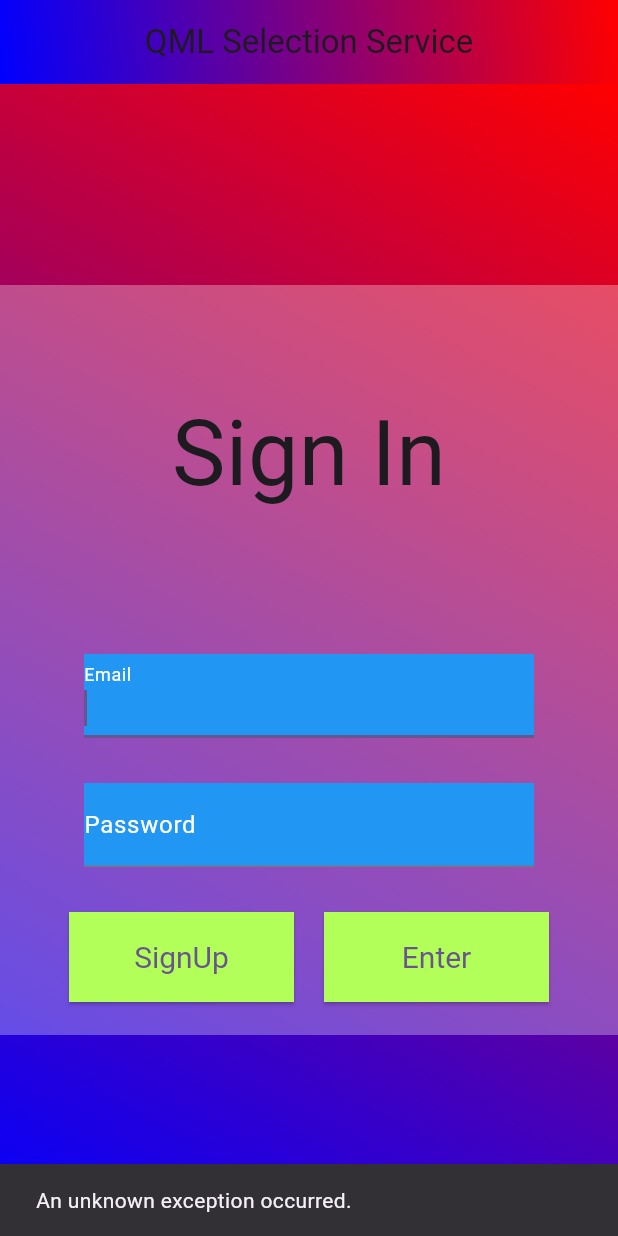
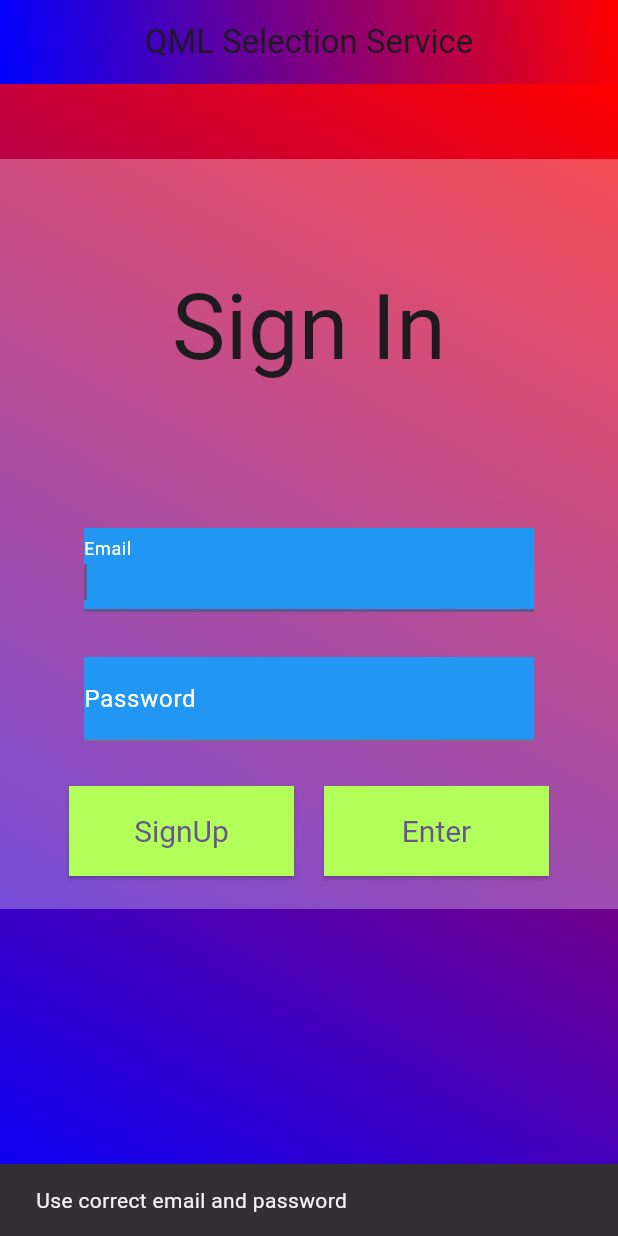
Before and after one commit to IU-Capstone-Project-2024/QML_selection_service, a Flutter app: the screen it shows after launch, after a tap on "Enter", on a phone screen of 412 x 824 dp. Run offline on Flutter 3.47's test engine with Material 3 defaults, Android fonts, the phone set to English and light mode, and no system bars; our stand-ins replace bloc, cloud_firestore, file_picker, firebase_auth, firebase_core, flutter_bloc and 4 more; missing offline and left inert: dart:html; accounts and stored records are empty; network calls fail; statements that could not run were skipped.

Commit message:
fix an error with page resizing

```diff
--- a/front/lib/app/view/app.dart
+++ b/front/lib/app/view/app.dart
@@ -14,7 +14,7 @@ class App extends StatelessWidget {
       child: BlocListener<AppBloc, AppState>(
         listener: (context, state) {
           if (state.isVerified) {
-            AppRouter.router.go('/home');
+            AppRouter.router.go('/home/${state.id}');
           } else {
             AppRouter.router.go('/login');
           }
--- a/front/lib/core/routing/app_router.dart
+++ b/front/lib/core/routing/app_router.dart
@@ -17,8 +17,10 @@ class AppRouter {
         builder: (context, state) => const SignupPage(),
       ),
       GoRoute(
-        path: '/home',
-        builder: (context, state) => const Navigation(),
+        path: '/home/:id',
+        builder: (context, state) {
+          return const Navigation();
+        },
       ),
     ],
   );
--- a/front/lib/core/routing/navigation.dart
+++ b/front/lib/core/routing/navigation.dart
@@ -8,8 +8,8 @@ extension NavigationManager on BuildContext {
     go('/login');
   }
 
-  void goToHomePage() {
-    go('/home');
+  void goToHomePage(String id) {
+    go('/home/$id');
   }
 
   void goToSignupPage() {
--- a/front/lib/features/authentication/domain/models/exceptions.dart
+++ b/front/lib/features/authentication/domain/models/exceptions.dart
@@ -1,7 +1,7 @@
 /// Thrown during the sign up process is a failure occurs.
 class SignUpWithEmailAndPasswordFailure implements Exception {
   const SignUpWithEmailAndPasswordFailure([
-    this.message = 'An unknown exception occurred.',
+    this.message = 'Use correct email and password',
   ]);
 
   /// Create an authenticated message
@@ -42,7 +42,7 @@ class SignUpWithEmailAndPasswordFailure implements Exception {
 /// https://pub.dev/documentation/firebase_auth/latest/firebase_auth/FirebaseAuth/signInWithEmailAndPassword.html
 class LogInWithEmailAndPasswordFailure implements Exception {
   const LogInWithEmailAndPasswordFailure([
-    this.message = 'An unknown exception occurred.',
+    this.message = 'Use correct email and password',
   ]);
 
   /// Create an authentication message
--- a/front/lib/features/demo/presentation/demo_page.dart
+++ b/front/lib/features/demo/presentation/demo_page.dart
@@ -11,7 +11,9 @@ class DemoPage extends StatelessWidget {
       body: Stack(
         children: [
           GradientBackground(),
-          DemoForm(),
+          SingleChildScrollView(
+            child: DemoForm(),
+          ),
         ],
       ),
     );
--- a/front/lib/features/home/presentation/home_page.dart
+++ b/front/lib/features/home/presentation/home_page.dart
@@ -4,14 +4,18 @@ import 'package:front/features/home/presentation/home_form.dart';
 
 class HomePage extends StatelessWidget {
   const HomePage({super.key, required this.controller});
+
   final TabController controller;
+
   @override
   Widget build(BuildContext context) {
     return Scaffold(
       body: Stack(
         children: [
           const GradientBackground(),
-          HomeForm(controller: controller),
+          SingleChildScrollView(
+            child: HomeForm(controller: controller),
+          ),
         ],
       ),
     );
--- a/front/lib/features/login/presentation/bloc/login_bloc.dart
+++ b/front/lib/features/login/presentation/bloc/login_bloc.dart
@@ -64,7 +64,7 @@ class LoginBloc extends Bloc<LoginEvent, LoginState> {
       emit(
         state.copyWith(
           state: InputState.error,
-          errorMessage: 'Unknown error',
+          errorMessage: 'Use correct email and password',
         ),
       );
     }
@@ -75,7 +75,10 @@ class LoginBloc extends Bloc<LoginEvent, LoginState> {
     Emitter<LoginState> emit,
   ) {
     emit(
-      state.copyWith(state: InputState.initial, errorMessage: 'Unknown error'),
+      state.copyWith(
+        state: InputState.initial,
+        errorMessage: 'Use correct email and password',
+      ),
     );
   }
 }
--- a/front/lib/features/login/presentation/bloc/login_state.dart
+++ b/front/lib/features/login/presentation/bloc/login_state.dart
@@ -6,7 +6,7 @@ class LoginState with _$LoginState {
     @Default('') String email,
     @Default('') String password,
     @Default(InputState.initial) InputState state,
-    @Default('Unknown error') String errorMessage,
+    @Default('Use correct email and password') String errorMessage,
     @Default('') String id,
   }) = _LoginState;
 }
--- a/front/lib/features/login/presentation/login_page.dart
+++ b/front/lib/features/login/presentation/login_page.dart
@@ -18,7 +18,16 @@ class LoginPage extends StatelessWidget {
           const GradientBackground(),
           BlocProvider<LoginBloc>(
             create: (BuildContext context) => getIt<LoginBloc>(),
-            child: const LoginForm(),
+            child: const SingleChildScrollView(
+              child: Column(
+                children: [
+                  SizedBox(
+                    height: 50,
+                  ),
+                  LoginForm(),
+                ],
+              ),
+            ),
           ),
         ],
       ),
```
Also changed, not shown: front/lib/features/signup/presentation/signup_page.dart (+10 -1 lines), front/lib/features/login/presentation/bloc/login_bloc.freezed.dart.
